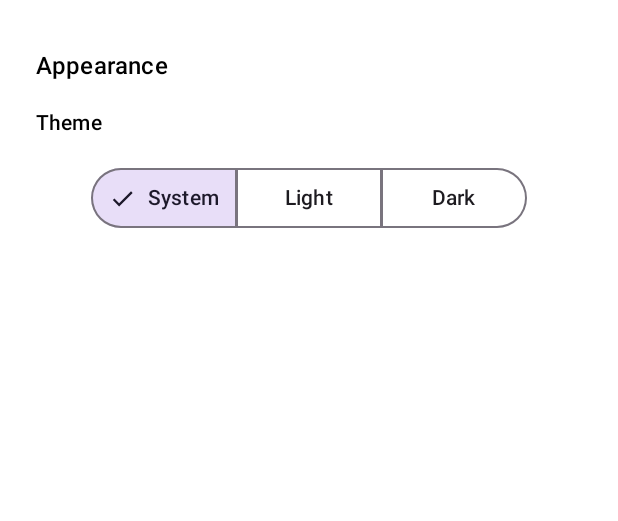
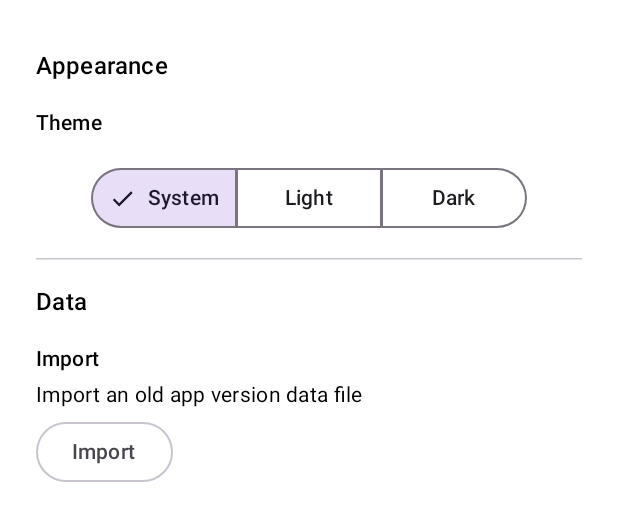
Before and after one commit to DuxMuxxy/TransMemo, an Android app built with Jetpack Compose: the @Preview function PreviewSettingsDialog, on a phone screen of 412 x 824 dp. Shown: the top 521 px of the screen. Run offline under Robolectric (Android 15) with nearby library versions, the phone set to English and light mode, and no system bars.

Commit message:
Add old data file import in settings

```diff
--- a/app/src/main/java/com/chrysalide/transmemo/presentation/settings/SettingsScreen.kt
+++ b/app/src/main/java/com/chrysalide/transmemo/presentation/settings/SettingsScreen.kt
@@ -1,5 +1,8 @@
 package com.chrysalide.transmemo.presentation.settings
 
+import android.net.Uri
+import androidx.activity.compose.rememberLauncherForActivityResult
+import androidx.activity.result.contract.ActivityResultContracts
 import androidx.compose.foundation.layout.Box
 import androidx.compose.foundation.layout.Column
 import androidx.compose.foundation.layout.ColumnScope
@@ -10,7 +13,9 @@ import androidx.compose.foundation.layout.padding
 import androidx.compose.foundation.rememberScrollState
 import androidx.compose.foundation.verticalScroll
 import androidx.compose.material3.CircularProgressIndicator
+import androidx.compose.material3.HorizontalDivider
 import androidx.compose.material3.MaterialTheme
+import androidx.compose.material3.OutlinedButton
 import androidx.compose.material3.SegmentedButton
 import androidx.compose.material3.SegmentedButtonDefaults
 import androidx.compose.material3.SingleChoiceSegmentedButtonRow
@@ -41,6 +46,7 @@ fun SettingsScreen(
     SettingsView(
         settingsUiState = settingsUiState,
         onChangeDarkThemeConfig = viewModel::updateDarkThemeConfig,
+        importDatabaseFile = viewModel::importDatabaseFile
     )
 }
 
@@ -48,7 +54,14 @@ fun SettingsScreen(
 private fun SettingsView(
     settingsUiState: SettingsUiState,
     onChangeDarkThemeConfig: (darkThemeConfig: DarkThemeConfig) -> Unit,
+    importDatabaseFile: (Uri) -> Unit
 ) {
+    val importFileLauncher = rememberLauncherForActivityResult(
+        ActivityResultContracts.OpenDocument()
+    ) { fileUri ->
+        fileUri?.let(importDatabaseFile)
+    }
+
     Column(
         modifier = Modifier
             .fillMaxSize()
@@ -59,7 +72,7 @@ private fun SettingsView(
             Loading -> {
                 Box(
                     contentAlignment = Alignment.Center,
-                    modifier = Modifier.fillMaxSize(),
+                    modifier = Modifier.fillMaxSize()
                 ) {
                     CircularProgressIndicator()
                 }
@@ -69,6 +82,7 @@ private fun SettingsView(
                 SettingsPanel(
                     settings = settingsUiState,
                     onChangeDarkThemeConfig = onChangeDarkThemeConfig,
+                    onImportClick = { importFileLauncher.launch(arrayOf("*/*")) }
                 )
             }
         }
@@ -79,8 +93,13 @@ private fun SettingsView(
 private fun ColumnScope.SettingsPanel(
     settings: UserEditableSettings,
     onChangeDarkThemeConfig: (darkThemeConfig: DarkThemeConfig) -> Unit,
+    onImportClick: () -> Unit
 ) {
     AppearancePanel(settings, onChangeDarkThemeConfig)
+    Spacer(modifier = Modifier.height(16.dp))
+    HorizontalDivider()
+    Spacer(modifier = Modifier.height(16.dp))
+    DatabasePanel(onImportClick)
 }
 
 @Composable
@@ -117,6 +136,21 @@ private fun ColumnScope.AppearancePanel(
 }
 
 @Composable
+private fun ColumnScope.DatabasePanel(
+    onImportClick: () -> Unit
+) {
+    SettingsSectionTitle(text = stringResource(string.feature_settings_database_title))
+    Spacer(modifier = Modifier.height(16.dp))
+    SettingsSectionSubtitle(text = stringResource(string.feature_settings_database_import_title))
+    Spacer(modifier = Modifier.height(4.dp))
+    SettingsDescription(text = stringResource(string.feature_settings_database_import_description))
+    Spacer(modifier = Modifier.height(4.dp))
+    OutlinedButton(onClick = onImportClick) {
+        Text(stringResource(string.feature_settings_database_import_action))
+    }
+}
+
+@Composable
 private fun SettingsSectionTitle(text: String) {
     Text(
         text = text,
@@ -132,6 +166,14 @@ private fun SettingsSectionSubtitle(text: String) {
     )
 }
 
+@Composable
+private fun SettingsDescription(text: String) {
+    Text(
+        text = text,
+        style = MaterialTheme.typography.bodyMedium
+    )
+}
+
 @ThemePreviews
 @Composable
 private fun PreviewSettingsDialog() {
@@ -139,6 +181,7 @@ private fun PreviewSettingsDialog() {
         SettingsView(
             settingsUiState = UserEditableSettings(darkThemeConfig = FOLLOW_SYSTEM),
             onChangeDarkThemeConfig = {},
+            importDatabaseFile = {}
         )
     }
 }
@@ -150,6 +193,7 @@ private fun PreviewSettingsDialogLoading() {
         SettingsView(
             settingsUiState = Loading,
             onChangeDarkThemeConfig = {},
+            importDatabaseFile = {}
         )
     }
 }
--- a/app/src/main/java/com/chrysalide/transmemo/presentation/settings/SettingsViewModel.kt
+++ b/app/src/main/java/com/chrysalide/transmemo/presentation/settings/SettingsViewModel.kt
@@ -1,5 +1,7 @@
 package com.chrysalide.transmemo.presentation.settings
 
+import android.net.Uri
+import android.util.Log
 import androidx.lifecycle.ViewModel
 import androidx.lifecycle.viewModelScope
 import com.chrysalide.transmemo.core.model.DarkThemeConfig
@@ -30,6 +32,10 @@ class SettingsViewModel(
             userDataRepository.setDarkThemeConfig(darkThemeConfig)
         }
     }
+
+    fun importDatabaseFile(fileUri: Uri) {
+        Log.d("TEST", "importDatabaseFile: $fileUri")
+    }
 }
 
 sealed interface SettingsUiState {
--- a/app/src/main/res/values/strings.xml
+++ b/app/src/main/res/values/strings.xml
@@ -18,4 +18,8 @@
     <string name="feature_settings_dark_mode_config_light">Light</string>
     <string name="feature_settings_dark_mode_config_dark">Dark</string>
     <string name="feature_settings_dismiss_dialog_button_text">OK</string>
+    <string name="feature_settings_database_title">Data</string>
+    <string name="feature_settings_database_import_title">Import</string>
+    <string name="feature_settings_database_import_action">Import</string>
+    <string name="feature_settings_database_import_description">Import an old app version data file</string>
 </resources>
```
Also changed, not shown: 1 other file.
